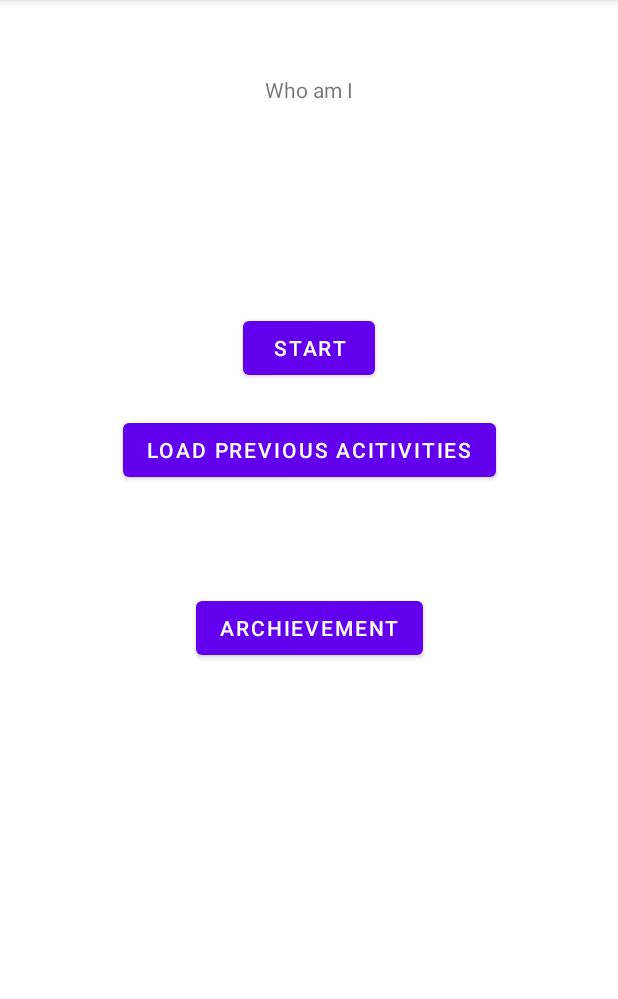
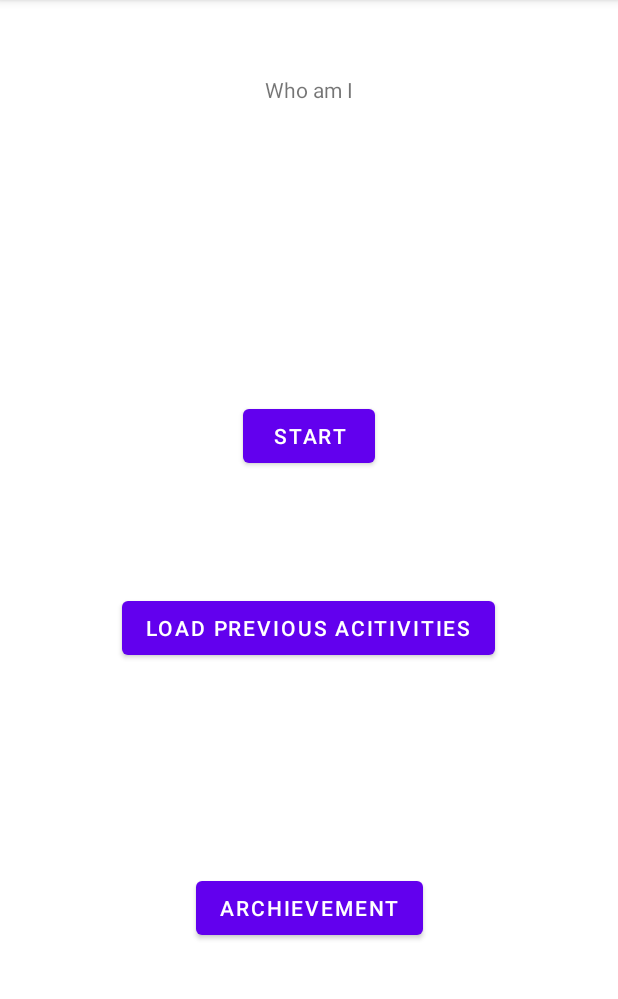
Before and after one commit to FaresCherif/ProjetIhm, an Android app: the screen it shows after launch (MainActivity), on a phone screen of 412 x 824 dp, the part 84-1083 px from its top. Run offline under Robolectric (Android 15) with nearby library versions, the phone set to English and light mode, and no system bars.

```diff
--- a/app/src/main/AndroidManifest.xml
+++ b/app/src/main/AndroidManifest.xml
@@ -7,7 +7,6 @@
     <uses-permission android:name="android.permission.READ_EXTERNAL_STORAGE" />
 
     <application
-
         android:allowBackup="true"
         android:fullBackupOnly="true"
         android:icon="@mipmap/ic_launcher"
--- a/app/src/main/java/com/example/projetihm/Result.java
+++ b/app/src/main/java/com/example/projetihm/Result.java
@@ -89,6 +89,7 @@ public class Result extends AppCompatActivity {
         finishAffinity();
     }
 
+
     public void DeleteRecursive(File fileOrDirectory) {
         if (fileOrDirectory.isDirectory()) {
             for (File child : fileOrDirectory.listFiles()) {
@@ -104,9 +105,11 @@ public class Result extends AppCompatActivity {
     public void write_historic_in_file() {
         File folder = Environment.getExternalStoragePublicDirectory(Environment.DIRECTORY_DOWNLOADS);
 
+
         for (File child : folder.listFiles()) {
             DeleteRecursive(child);
         }
+
 
         File save_user = new File(folder, u.getFirstname()+"-"+u.getName()+".txt");
         try (FileOutputStream fos = new FileOutputStream(save_user)) {
--- a/app/src/main/res/layout-land/activity_result.xml
+++ b/app/src/main/res/layout-land/activity_result.xml
@@ -30,7 +30,7 @@
 
         <ImageView
             android:id="@+id/ImageResult"
-            android:layout_width="wrap_content"
+            android:layout_width="200dp"
             android:layout_height="200dp"
             android:layout_weight="1"
             android:contentDescription="@string/ImageResultDescription"
--- a/app/src/main/res/layout/activity_main.xml
+++ b/app/src/main/res/layout/activity_main.xml
@@ -25,7 +25,7 @@
         app:layout_constraintBottom_toTopOf="@+id/buttonArchievment"
         app:layout_constraintEnd_toEndOf="parent"
         app:layout_constraintStart_toStartOf="parent"
-        app:layout_constraintTop_toBottomOf="@+id/appTitle" />
+        app:layout_constraintTop_toTopOf="parent" />
 
     <Button
         android:id="@+id/buttonArchievment"
@@ -36,17 +36,18 @@
         app:layout_constraintBottom_toBottomOf="parent"
         app:layout_constraintEnd_toEndOf="@+id/buttonStart"
         app:layout_constraintStart_toStartOf="@+id/buttonStart"
-        app:layout_constraintTop_toBottomOf="@+id/appTitle" />
+        app:layout_constraintTop_toBottomOf="@+id/loadButton" />
 
     <Button
         android:id="@+id/loadButton"
         android:layout_width="wrap_content"
         android:layout_height="wrap_content"
-        android:layout_marginTop="20dp"
         android:onClick="load"
         android:text="@string/loadButton"
+        app:layout_constraintBottom_toBottomOf="parent"
         app:layout_constraintEnd_toEndOf="parent"
+        app:layout_constraintHorizontal_bias="0.496"
         app:layout_constraintStart_toStartOf="parent"
-        app:layout_constraintTop_toBottomOf="@+id/buttonStart" />
+        app:layout_constraintTop_toBottomOf="@+id/appTitle" />
 
 </androidx.constraintlayout.widget.ConstraintLayout>
--- a/app/src/main/res/layout/activity_user_input.xml
+++ b/app/src/main/res/layout/activity_user_input.xml
@@ -1,4 +1,5 @@
 <?xml version="1.0" encoding="utf-8"?>
+
 <androidx.constraintlayout.widget.ConstraintLayout xmlns:android="http://schemas.android.com/apk/res/android"
     xmlns:app="http://schemas.android.com/apk/res-auto"
     xmlns:tools="http://schemas.android.com/tools"
```
